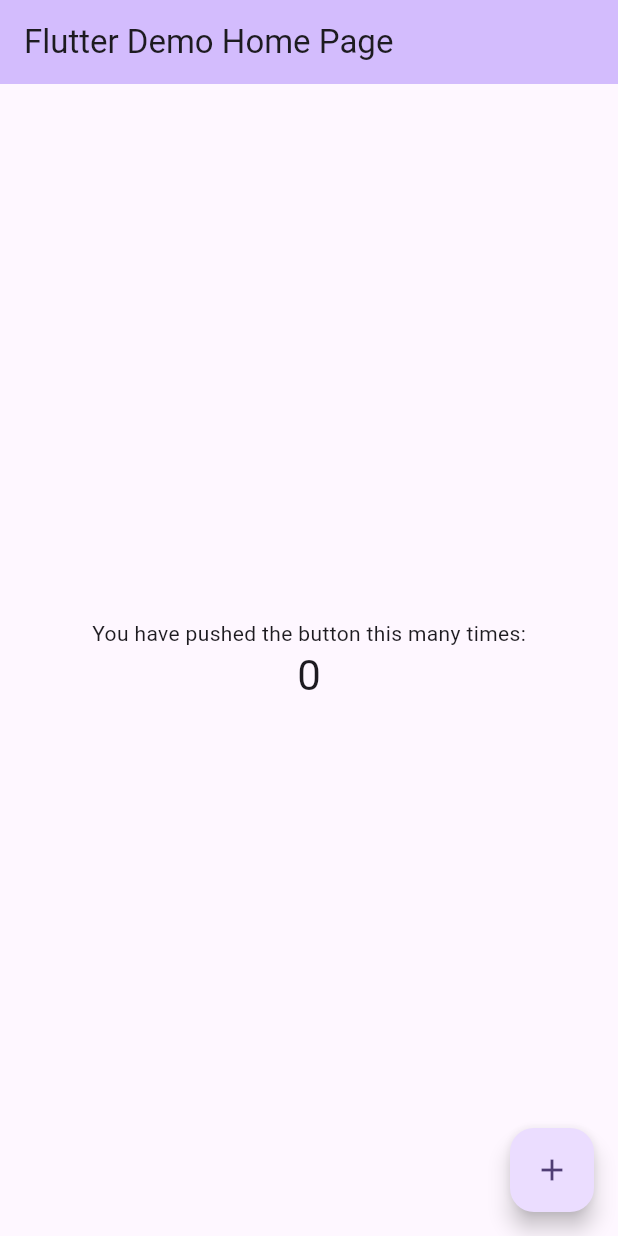
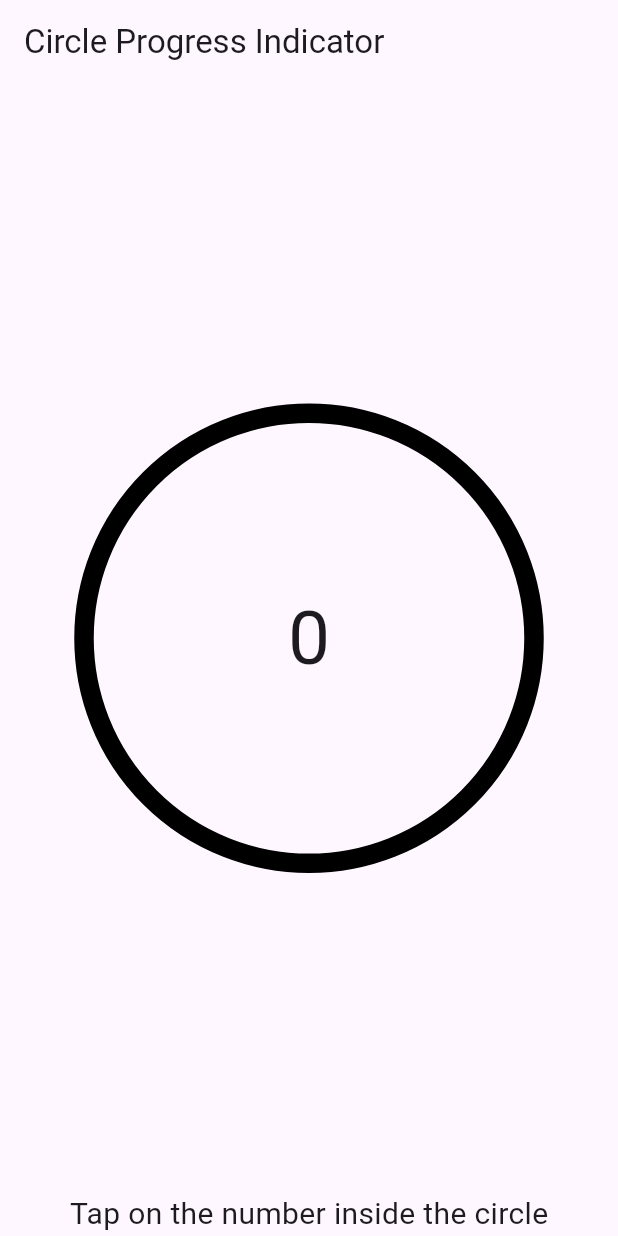
Before and after one commit to saied-nasiripour/circle_progress_indicator_1_flutter, a Flutter app: the screen it shows after launch, on a phone screen of 412 x 824 dp. Run offline on Flutter 3.47's test engine with Material 2 defaults, Android fonts, the phone set to English and light mode, and no system bars.

Commit message:
first version of project

```diff
--- /dev/null
+++ b/lib/circle_progress.dart
@@ -0,0 +1,52 @@
+import 'package:flutter/cupertino.dart';
+import 'dart:math';
+
+class CircleProgress extends CustomPainter {
+  final strokeCircle = 13.0;
+  double currentProgress;
+  Color strokeColor;
+  Color arcColor;
+  double customStartAngle;
+
+  CircleProgress(this.currentProgress, this.strokeColor, this.arcColor,
+      this.customStartAngle); //    pi/2  or   -pi/2
+
+  @override
+  void paint(Canvas canvas, Size size) {
+    // draw circle
+    Paint circle = Paint()
+      ..strokeWidth = strokeCircle
+      ..color = strokeColor
+      ..style = PaintingStyle.stroke;
+
+    // center of device
+    Offset center = Offset(size.width / 2, size.height / 2);
+
+    // radius of circle
+    double radius = 150.0;
+
+    canvas.drawCircle(center, radius, circle);
+
+    // draw animation
+    Paint animationArc = Paint()
+      ..strokeWidth = strokeCircle
+      ..color = arcColor
+      ..style = PaintingStyle.stroke
+      ..strokeCap = StrokeCap.round;
+
+    double angle = 2 * pi * (currentProgress / 100);
+    canvas.drawArc(
+      Rect.fromCircle(center: center, radius: radius),
+      customStartAngle,
+      angle,
+      false,
+      animationArc,
+    );
+  }
+
+  @override
+  bool shouldRepaint(covariant CustomPainter oldDelegate) {
+    // TODO: implement shouldRepaint
+    return true;
+  }
+}
--- a/lib/main.dart
+++ b/lib/main.dart
@@ -1,4 +1,7 @@
+import 'package:circle_progress_indicator_1_flutter/circle_progress.dart';
+import 'package:flutter/cupertino.dart';
 import 'package:flutter/material.dart';
+import 'dart:math';
 
 void main() {
   runApp(const MyApp());
@@ -11,23 +14,9 @@ class MyApp extends StatelessWidget {
   @override
   Widget build(BuildContext context) {
     return MaterialApp(
+      debugShowCheckedModeBanner: false,
       title: 'Flutter Demo',
       theme: ThemeData(
-        // This is the theme of your application.
-        //
-        // TRY THIS: Try running your application with "flutter run". You'll see
-        // the application has a blue toolbar. Then, without quitting the app,
-        // try changing the seedColor in the colorScheme below to Colors.green
-        // and then invoke "hot reload" (save your changes or press the "hot
-        // reload" button in a Flutter-supported IDE, or press "r" if you used
-        // the command line to start the app).
-        //
-        // Notice that the counter didn't reset back to zero; the application
-        // state is not lost during the reload. To reset the state, use hot
-        // restart instead.
-        //
-        // This works for code too, not just values: Most code changes can be
-        // tested with just a hot reload.
         colorScheme: ColorScheme.fromSeed(seedColor: Colors.deepPurple),
         useMaterial3: true,
       ),
@@ -39,87 +28,72 @@ class MyApp extends StatelessWidget {
 class MyHomePage extends StatefulWidget {
   const MyHomePage({super.key, required this.title});
 
-  // This widget is the home page of your application. It is stateful, meaning
-  // that it has a State object (defined below) that contains fields that affect
-  // how it looks.
-
-  // This class is the configuration for the state. It holds the values (in this
-  // case the title) provided by the parent (in this case the App widget) and
-  // used by the build method of the State. Fields in a Widget subclass are
-  // always marked "final".
-
   final String title;
 
   @override
   State<MyHomePage> createState() => _MyHomePageState();
 }
 
-class _MyHomePageState extends State<MyHomePage> {
-  int _counter = 0;
+class _MyHomePageState extends State<MyHomePage>
+    with SingleTickerProviderStateMixin {
+  late AnimationController _animationController;
+  late Animation<double> _animation;
+  final maxProgress = 100.0;
 
-  void _incrementCounter() {
-    setState(() {
-      // This call to setState tells the Flutter framework that something has
-      // changed in this State, which causes it to rerun the build method below
-      // so that the display can reflect the updated values. If we changed
-      // _counter without calling setState(), then the build method would not be
-      // called again, and so nothing would appear to happen.
-      _counter++;
-    });
+  @override
+  void initState() {
+    // TODO: implement initState
+    super.initState();
+    _animationController = AnimationController(
+        vsync: this, duration: const Duration(milliseconds: 3000));
+    _animation =
+        Tween<double>(begin: 0, end: maxProgress).animate(_animationController)
+          ..addListener(() {
+            setState(() {});
+          });
   }
 
   @override
   Widget build(BuildContext context) {
-    // This method is rerun every time setState is called, for instance as done
-    // by the _incrementCounter method above.
-    //
-    // The Flutter framework has been optimized to make rerunning build methods
-    // fast, so that you can just rebuild anything that needs updating rather
-    // than having to individually change instances of widgets.
-    return Scaffold(
-      appBar: AppBar(
-        // TRY THIS: Try changing the color here to a specific color (to
-        // Colors.amber, perhaps?) and trigger a hot reload to see the AppBar
-        // change color while the other colors stay the same.
-        backgroundColor: Theme.of(context).colorScheme.inversePrimary,
-        // Here we take the value from the MyHomePage object that was created by
-        // the App.build method, and use it to set our appbar title.
-        title: Text(widget.title),
+    return SafeArea(
+        child: Scaffold(
+      appBar: AppBar(title: const Text("Circle Progress Indicator")),
+      body: Column(
+        children: [
+          Expanded(
+            child: Center(
+              child: CustomPaint(
+                foregroundPainter: CircleProgress(
+                  _animation.value,
+                  CupertinoColors.black,
+                  CupertinoColors.systemPurple,
+                    -pi/2,
+                ),
+                child: Container(
+                  width: 300,
+                  height: 300,
+                  /*color: CupertinoColors.activeBlue,*/
+                  child: GestureDetector(
+                    onTap: () {
+                      if (_animation.value == maxProgress) {
+                        _animationController.reverse();
+                      } else {
+                        _animationController.forward();
+                      }
+                    },
+                    child: Center(
+                      child: Text('${_animation.value.toInt()}',
+                          style: const TextStyle(fontSize: 50)),
+                    ),
+                  ),
+                ),
+              ),
+            ),
+          ),
+          const Text("Tap on the number inside the circle",
+              style: TextStyle(fontSize: 20)),
+        ],
       ),
-      body: Center(
-        // Center is a layout widget. It takes a single child and positions it
-        // in the middle of the parent.
-        child: Column(
-          // Column is also a layout widget. It takes a list of children and
-          // arranges them vertically. By default, it sizes itself to fit its
-          // children horizontally, and tries to be as tall as its parent.
-          //
-          // Column has various properties to control how it sizes itself and
-          // how it positions its children. Here we use mainAxisAlignment to
-          // center the children vertically; the main axis here is the vertical
-          // axis because Columns are vertical (the cross axis would be
-          // horizontal).
-          //
-          // TRY THIS: Invoke "debug painting" (choose the "Toggle Debug Paint"
-          // action in the IDE, or press "p" in the console), to see the
-          // wireframe for each widget.
-          mainAxisAlignment: MainAxisAlignment.center,
-          children: <Widget>[
-            const Text(
-              'You have pushed the button this many times:',
-            ),
-            Text(
-              '$_counter',
-              style: Theme.of(context).textTheme.headlineMedium,
-            ),
-          ],
-        ),
-      ),
-      floatingActionButton: FloatingActionButton(
-        onPressed: _incrementCounter,
-        tooltip: 'Increment',
-        child: const Icon(Icons.add),
-      ), // This trailing comma makes auto-formatting nicer for build methods.
-    );
+    ));
   }
 }
```
